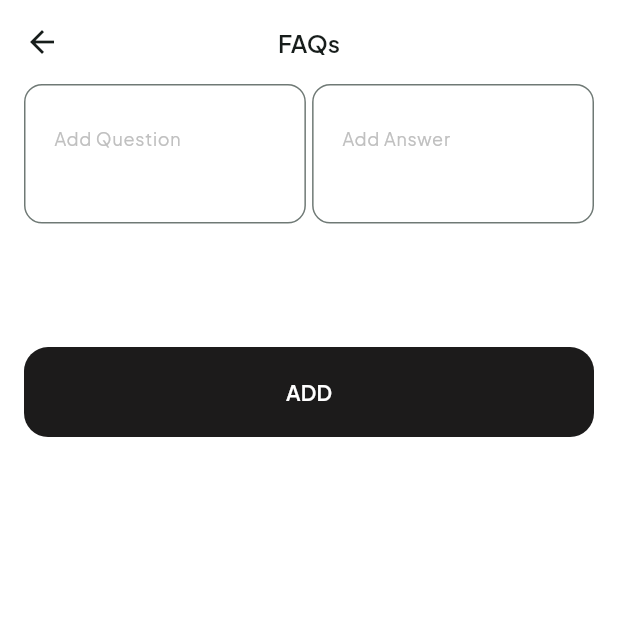
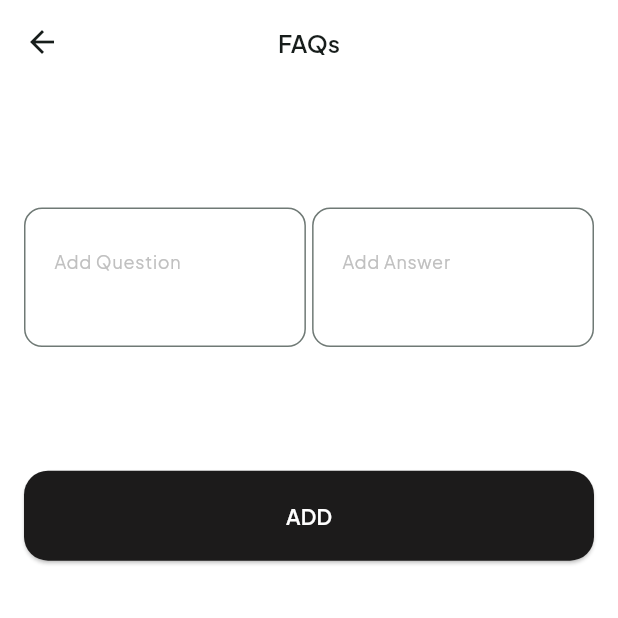
Before and after one commit to aliNassef/taswaq_dashboard, a Flutter app: the FqsView screen opened by its route, on a phone screen of 412 x 824 dp, the top half of it. Run offline on Flutter 3.47's test engine with Material 3 defaults, Android fonts, the phone set to English and light mode, and no system bars; our stand-ins replace cloud_firestore, dartz, firebase_core, flutter_bloc, flutter_svg, fluttertoast and 1 more; accounts and stored records are empty.

Commit message:
fqs feature done

```diff
--- a/lib/core/services/end_ponits.dart
+++ b/lib/core/services/end_ponits.dart
@@ -1,9 +1,13 @@
 class EndPoints {
   static const String privacyPolicy = 'privacy-policy';
   static const String termsCondations = 'terms & condations';
+  static const String fqs = 'fqs';
 }
 
 class ApiKey {
+  static const String id = 'id';
+  static const String question = 'question';
+  static const String answer = 'answer';
   static const ourPolicy = 'OurPolicy';
   static const collectionInfo = 'CollectionInfo';
   static const useInfo = 'UseInfo';
--- /dev/null
+++ b/lib/features/fqs/domain/entity/fqs_entity.dart
@@ -0,0 +1,21 @@
+import '../../../../core/services/end_ponits.dart';
+
+class FqsEntity {
+  final String id;
+  final String question;
+  final String answer;
+
+  FqsEntity({
+    required this.id,
+    required this.question,
+    required this.answer,
+  });
+
+  Map<String, dynamic> toMap() {
+    return {
+      ApiKey.id: id,
+      ApiKey.question: question,
+      ApiKey.answer: answer,
+    };
+  }
+}
--- /dev/null
+++ b/lib/features/fqs/domain/repo/fqs_repo.dart
@@ -0,0 +1,5 @@
+import '../entity/fqs_entity.dart';
+
+abstract class FqsRepo {
+  Future<void> addData({required FqsEntity data});
+}
--- /dev/null
+++ b/lib/features/fqs/presentation/manger/fqs_cubit/fqs_cubit.dart
@@ -0,0 +1,26 @@
+import 'package:flutter/material.dart';
+import 'package:flutter_bloc/flutter_bloc.dart';
+import 'package:meta/meta.dart';
+import 'package:taswaq_dashboard/features/fqs/domain/repo/fqs_repo.dart';
+
+import '../../../domain/entity/fqs_entity.dart';
+
+part 'fqs_state.dart';
+
+class FqsCubit extends Cubit<FqsState> {
+  FqsCubit(this.fqsRepo) : super(FqsInitial());
+  final FqsRepo fqsRepo;
+
+  TextEditingController questionController = TextEditingController();
+  TextEditingController answerController = TextEditingController();
+  Future<void> addFqs({required FqsEntity data}) async {
+    try {
+      await fqsRepo.addData(data: data);
+      questionController.clear();
+      answerController.clear();
+      emit(FqsSuccess());
+    } catch (error) {
+      emit(FqsFailure(errMessage: error.toString()));
+    }
+  }
+}
--- /dev/null
+++ b/lib/features/fqs/presentation/manger/fqs_cubit/fqs_state.dart
@@ -0,0 +1,14 @@
+part of 'fqs_cubit.dart';
+
+@immutable
+sealed class FqsState {}
+
+final class FqsInitial extends FqsState {}
+
+final class FqsSuccess extends FqsState {}
+
+final class FqsFailure extends FqsState {
+  final String errMessage;
+
+  FqsFailure({required this.errMessage});
+}
--- a/lib/features/fqs/presentation/view/fqs_view.dart
+++ b/lib/features/fqs/presentation/view/fqs_view.dart
@@ -1,6 +1,10 @@
 import 'package:flutter/material.dart';
+import 'package:flutter_bloc/flutter_bloc.dart';
+import 'package:taswaq_dashboard/features/fqs/presentation/manger/fqs_cubit/fqs_cubit.dart';
 
+import '../../../../core/dI/dependency_injuction.dart';
 import '../../../../core/shared/widgets/custom_app_bar.dart';
+import '../../domain/repo/fqs_repo.dart';
 import '../widgets/fqs_view_body.dart';
 
 class FqsView extends StatelessWidget {
@@ -10,7 +14,12 @@ class FqsView extends StatelessWidget {
   Widget build(BuildContext context) {
     return Scaffold(
       appBar: buildCustomAppBar(title: 'FAQs'),
-      body: const FqsViewBody(),
+      body: BlocProvider(
+        create: (context) => FqsCubit(
+          getIt<FqsRepo>(),
+        ),
+        child: const FqsViewBody(),
+      ),
     );
   }
 }
--- a/lib/features/fqs/presentation/widgets/fqs_view_body.dart
+++ b/lib/features/fqs/presentation/widgets/fqs_view_body.dart
@@ -1,15 +1,35 @@
 import 'package:flutter/material.dart';
+import 'package:flutter_bloc/flutter_bloc.dart';
+import 'package:taswaq_dashboard/core/shared/functions/toast_dialog.dart';
 import 'package:taswaq_dashboard/core/shared/widgets/custom_text_form_field.dart';
 import 'package:taswaq_dashboard/core/shared/widgets/default_app_button.dart';
 import 'package:taswaq_dashboard/core/utils/app_colors.dart';
+import 'package:taswaq_dashboard/features/fqs/presentation/manger/fqs_cubit/fqs_cubit.dart';
+
+import '../../domain/entity/fqs_entity.dart';
 
 class FqsViewBody extends StatelessWidget {
   const FqsViewBody({super.key});
 
   @override
   Widget build(BuildContext context) {
-    return Column(
+    final cubit = context.read<FqsCubit>();
+    return BlocListener<FqsCubit, FqsState>(
+      listenWhen: (previous, current) =>
+          current is FqsSuccess || current is FqsFailure,
+      listener: (context, state) {
+        if (state is FqsSuccess) {
+          showToast(text: 'Faq added successfully');
+        }
+        if (state is FqsFailure) {
+          showToast(text: state.errMessage);
+        }
+      },
+      child: Column(
         children: [
+          SizedBox(
+            height: MediaQuery.sizeOf(context).height * 0.1,
+          ),
           Padding(
             padding: const EdgeInsets.symmetric(horizontal: 16),
             child: Row(
@@ -17,7 +37,7 @@ class FqsViewBody extends StatelessWidget {
                 Expanded(
                   child: CustomTextFormField(
                     hintText: 'Add Question',
-                  controller: TextEditingController(),
+                    controller: cubit.questionController,
                     maxLines: 2,
                   ),
                 ),
@@ -27,7 +47,7 @@ class FqsViewBody extends StatelessWidget {
                 Expanded(
                   child: CustomTextFormField(
                     hintText: 'Add Answer',
-                  controller: TextEditingController(),
+                    controller: cubit.answerController,
                     maxLines: 2,
                   ),
                 ),
@@ -37,12 +57,23 @@ class FqsViewBody extends StatelessWidget {
           SizedBox(
             height: MediaQuery.sizeOf(context).height * 0.1,
           ),
-        const DefaultAppButton(
+          DefaultAppButton(
+            onPressed: () {
+              final entity = FqsEntity(
+                answer: cubit.answerController.text,
+                question: cubit.questionController.text,
+                id: '${DateTime.now().millisecondsSinceEpoch}',
+              );
+              cubit.addFqs(
+                data: entity,
+              );
+            },
             text: 'ADD',
             backgroundColor: AppColors.blackColor,
             textColor: Colors.white,
           )
         ],
+      ),
     );
   }
 }
```
Also changed, not shown: lib/core/dI/dependency_injuction.dart (+15 -0 lines), lib/features/fqs/data/repo/fqs_repo_impl.dart (added, +21 -0 lines), lib/features/fqs/data/source/fqs_remote_source.dart (added, +15 -0 lines). Lines whose indentation alone changed are shown as unchanged.
